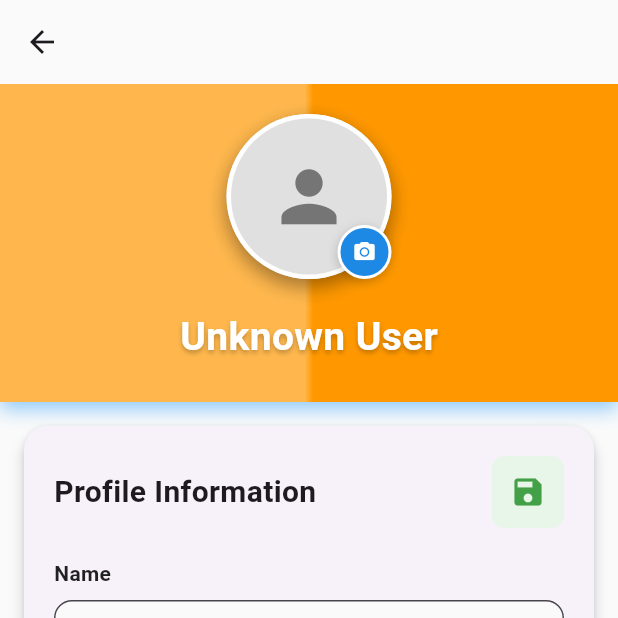
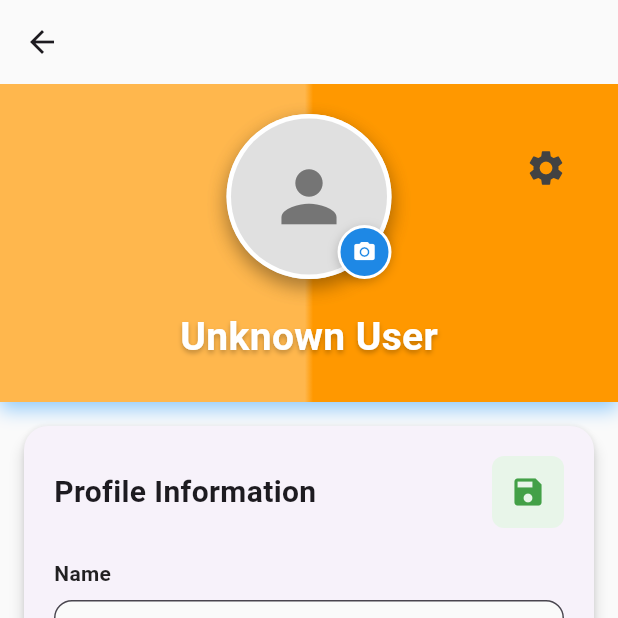
Before and after one commit to Vyshak10/Next_app, a Flutter app: the ProfileScreen screen opened directly with empty values, after a tap on the "camera alt" icon, after a tap on the "edit" icon, on a phone screen of 412 x 824 dp, the top half of it. Run offline on Flutter 3.47's test engine with Material 3 defaults, Android fonts, the phone set to English and light mode, and no system bars; our stand-ins replace app_links, cached_network_image, fl_chart, flutter_secure_storage, font_awesome_flutter, image_picker and 5 more; missing offline and left inert: dart:html, razorpay_flutter, realtime_client; accounts and stored records are empty; network calls fail; key blocks and very long unbroken strings in the code were emptied for the run.

```diff
--- a/lib/common_widget/profile.dart
+++ b/lib/common_widget/profile.dart
@@ -11,6 +11,9 @@ import 'package:razorpay_flutter/razorpay_flutter.dart';
 // import '../views/messages/chat_list_page.dart';
 import 'animated_greeting_gradient_mixin.dart';
 import 'package:shared_preferences/shared_preferences.dart';
+import '../view/settings/settings_screen.dart';
+import '../services/image_picker_service.dart';
+import 'dart:typed_data';
 
 class ProfileScreen extends StatefulWidget {
   final String? userId;
@@ -47,6 +50,7 @@ class _ProfileScreenState extends State<ProfileScreen> with TickerProviderStateM
   final _fundingGoalController = TextEditingController();
   final _fundingDescriptionController = TextEditingController();
   String? _resolvedUserId;
+  Uint8List? _pickedAvatarBytes;
 
   @override
   void initState() {
@@ -303,26 +307,25 @@ class _ProfileScreenState extends State<ProfileScreen> with TickerProviderStateM
     }
   }
 
+  Future<void> _pickAvatar() async {
+    final bytes = await pickImage();
+    if (bytes != null) {
+      setState(() => _pickedAvatarBytes = bytes);
+    }
+  }
+
   Future<void> _uploadAvatar() async {
     try {
-      final XFile? image = await _picker.pickImage(
-        source: ImageSource.gallery,
-        maxWidth: 800,
-        maxHeight: 800,
-        imageQuality: 80,
-      );
-
-      if (image == null) return;
-
-      setState(() => isUploadingAvatar = true);
-
+      if (_pickedAvatarBytes != null) {
         var request = http.MultipartRequest(
           'POST',
           Uri.parse('https://indianrupeeservices.in/NEXT/backend/upload_avatar.php'),
         );
 
         request.fields['user_id'] = _resolvedUserId ?? '';
-      request.files.add(await http.MultipartFile.fromPath('avatar', image.path));
+        request.files.add(
+          http.MultipartFile.fromBytes('avatar', _pickedAvatarBytes!, filename: 'avatar.png'),
+        );
 
         var response = await request.send();
         var responseData = await response.stream.toBytes();
@@ -340,6 +343,7 @@ class _ProfileScreenState extends State<ProfileScreen> with TickerProviderStateM
           }
         } else {
           _showErrorSnackBar('Upload failed');
+        }
       }
     } catch (e) {
       _showErrorSnackBar('Error uploading avatar: $e');
@@ -885,7 +889,9 @@ class _ProfileScreenState extends State<ProfileScreen> with TickerProviderStateM
                       child: CircleAvatar(
                         radius: 52,
                         backgroundColor: Colors.grey[300],
-                        backgroundImage: hasAvatar ? NetworkImage(avatarUrl) : null,
+                        backgroundImage: _pickedAvatarBytes != null
+                            ? MemoryImage(_pickedAvatarBytes!)
+                            : (hasAvatar ? NetworkImage(avatarUrl) : null),
                         child: !hasAvatar
                           ? Icon(Icons.person, size: 55, color: Colors.grey[600])
                           : null,
@@ -909,7 +915,9 @@ class _ProfileScreenState extends State<ProfileScreen> with TickerProviderStateM
                       child: CircleAvatar(
                         radius: 52,
                         backgroundColor: Colors.grey[300],
-                        backgroundImage: hasAvatar ? NetworkImage(avatarUrl) : null,
+                        backgroundImage: _pickedAvatarBytes != null
+                            ? MemoryImage(_pickedAvatarBytes!)
+                            : (hasAvatar ? NetworkImage(avatarUrl) : null),
                         child: !hasAvatar
                           ? Icon(Icons.person, size: 55, color: Colors.grey[600])
                           : null,
@@ -944,7 +952,7 @@ class _ProfileScreenState extends State<ProfileScreen> with TickerProviderStateM
                               )
                             : IconButton(
                                 icon: const Icon(Icons.camera_alt, size: 16, color: Colors.white),
-                                onPressed: _uploadAvatar,
+                                onPressed: _pickAvatar,
                               ),
                       ),
                     ),
@@ -1593,7 +1601,9 @@ class _ProfileScreenState extends State<ProfileScreen> with TickerProviderStateM
         backgroundColor: Colors.transparent,
         elevation: 0,
       ),
-      body: isLoading
+      body: Stack(
+        children: [
+          isLoading
               ? const Center(child: CircularProgressIndicator())
               : SingleChildScrollView(
                   child: Column(
@@ -1606,6 +1616,32 @@ class _ProfileScreenState extends State<ProfileScreen> with TickerProviderStateM
                     ],
                   ),
                 ),
-    );
-  }
-}
+          // Add settings button in the profile header
+          Positioned(
+            top: 32,
+            right: 24,
+            child: IconButton(
+              icon: Icon(Icons.settings, color: Colors.grey[800], size: 28),
+              onPressed: () {
+                showModalBottomSheet(
+                  context: context,
+                  isScrollControlled: true,
+                  backgroundColor: Colors.transparent,
+                  builder: (context) => Container(
+                    height: MediaQuery.of(context).size.height * 0.92,
+                    decoration: const BoxDecoration(
+                      color: Colors.white,
+                      borderRadius: BorderRadius.vertical(top: Radius.circular(24)),
+                    ),
+                    child: const SettingsScreen(),
+                  ),
+                );
+              },
+              tooltip: 'Settings',
+            ),
+          ),
+        ],
+      ),
+    );
+  }
+}
--- /dev/null
+++ b/lib/services/image_picker_service.dart
@@ -0,0 +1,5 @@
+import 'dart:typed_data';
+
+export 'image_picker_service_stub.dart'
+    if (dart.library.html) 'image_picker_service_web.dart'
+    if (dart.library.io) 'image_picker_service_io.dart';
--- /dev/null
+++ b/lib/services/image_picker_service_io.dart
@@ -0,0 +1,20 @@
+import 'dart:typed_data';
+import 'package:image_picker/image_picker.dart';
+
+Future<Uint8List?> pickImage() async {
+  final picker = ImagePicker();
+  final pickedFile = await picker.pickImage(source: ImageSource.gallery);
+  if (pickedFile != null) {
+    return await pickedFile.readAsBytes();
+  }
+  return null;
+}
+
+Future<List<Uint8List>?> pickImages() async {
+  final picker = ImagePicker();
+  final pickedFiles = await picker.pickMultiImage();
+  if (pickedFiles != null && pickedFiles.isNotEmpty) {
+    return Future.wait(pickedFiles.map((file) => file.readAsBytes()));
+  }
+  return null;
+}
--- /dev/null
+++ b/lib/services/image_picker_service_stub.dart
@@ -0,0 +1,4 @@
+import 'dart:typed_data';
+
+Future<Uint8List?> pickImage() async => null;
+Future<List<Uint8List>?> pickImages() async => null;
--- a/pubspec.yaml
+++ b/pubspec.yaml
@@ -10,6 +10,7 @@ dependencies:
   flutter:
     sdk: flutter
   razorpay_flutter: ^1.3.5
+  universal_html: ^2.2.4
 
 
 
@@ -30,7 +31,8 @@ dependencies:
   timeago: ^3.0.2
   font_awesome_flutter: ^10.5.0
   realtime_client: ^2.5.0
-  http: ^0.13.6
+  http: ^1.2.1
+
   fl_chart: ^0.64.0
 
   # Image Picker
```
Also changed, not shown: lib/common_widget/post.dart (+11 -7 lines), lib/services/image_picker_service_web.dart (added, +51 -0 lines), lib/view/profile/company_profile.dart (+17 -18 lines), pubspec.lock. Lines whose indentation alone changed are shown as unchanged.
